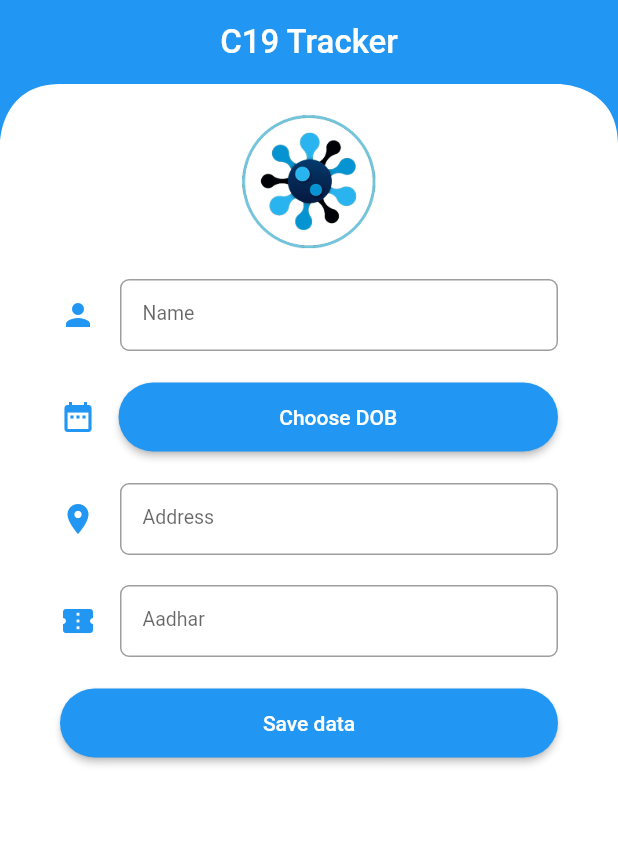
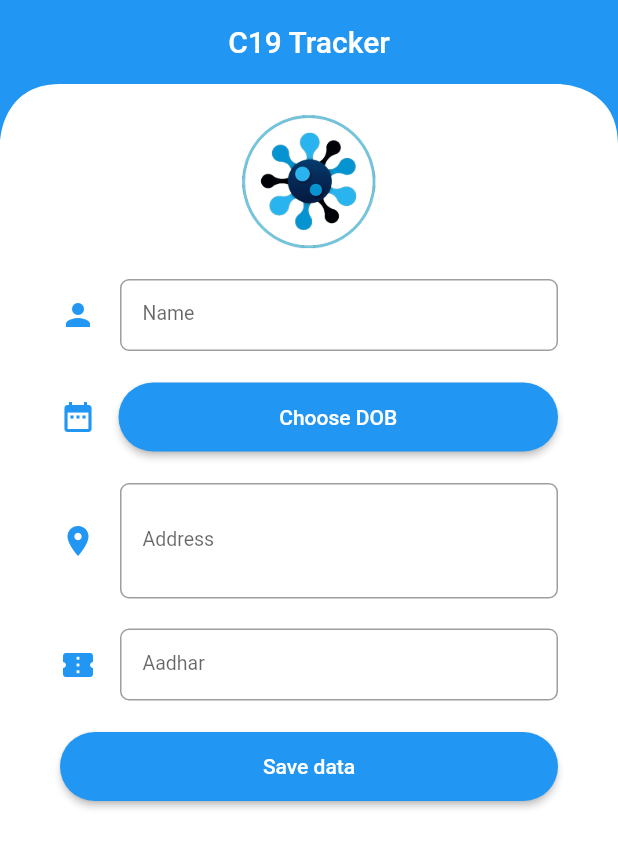
Before and after one commit to steevjames/C19-Tracker, a Flutter app: the screen it shows after launch, on a phone screen of 412 x 824 dp. Shown: the top 848 px of the screen. Run offline on Flutter 3.47's test engine with Material 2 defaults, Android fonts, the phone set to English and light mode, and no system bars; our stand-ins replace qr_flutter, shared_preferences.

Commit message:
Entering details page UI done

```diff
--- a/lib/Pages/collectdata.dart
+++ b/lib/Pages/collectdata.dart
@@ -80,10 +80,7 @@ class _DataCollectionState extends State<DataCollection> {
     return Scaffold(
       backgroundColor: Colors.white,
       appBar: AppBar(
-        title: Text(
-          "C19 Tracker",
-          style: TextStyle(fontSize: 22),
-        ),
+        title: Text("C19 Tracker"),
         centerTitle: true,
         backgroundColor: primaryColor,
         elevation: 0,
@@ -146,7 +143,17 @@ class _DataCollectionState extends State<DataCollection> {
                 onChanged: (value) {
                   address = value;
                 },
-                decoration: inpDec("Address", Icons.place),
+                maxLines: 3,
+                decoration: InputDecoration(
+                  border: OutlineInputBorder(
+                    borderRadius: BorderRadius.circular(6),
+                  ),
+                  labelText: "Address",
+                  contentPadding:
+                      EdgeInsets.symmetric(horizontal: 15, vertical: 10),
+                  labelStyle: TextStyle(fontSize: 13),
+                  icon: Icon(Icons.place, color: primaryColor),
+                ),
               ),
               SizedBox(height: 20),
               TextFormField(
```
